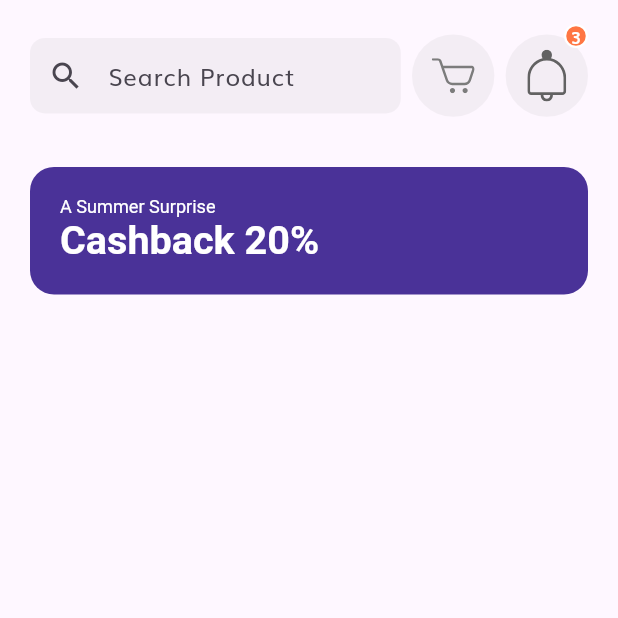
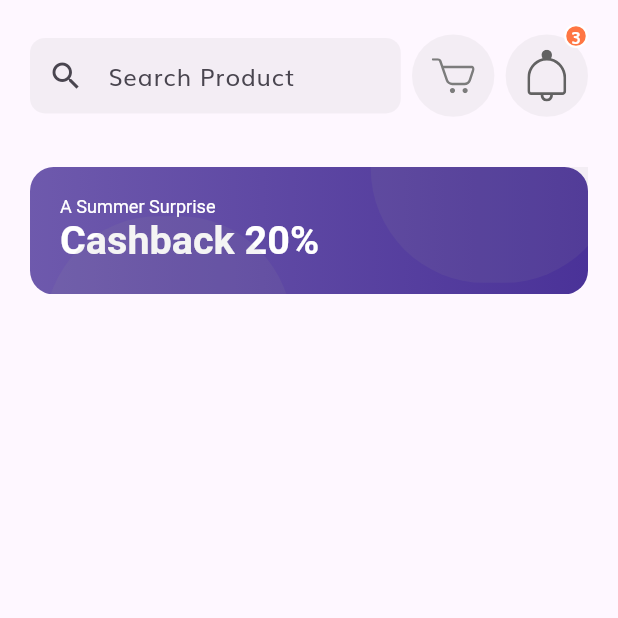
Before and after one commit to AbdelrhmanAmer/Complete-E-Commerce-Flutter-App-UI, a Flutter app: the HomeScreen screen opened by its route, on a phone screen of 412 x 824 dp, the top half of it. Run offline on Flutter 3.47's test engine with Material 3 defaults, Android fonts, the phone set to English and light mode, and no system bars; our stand-ins replace flutter_svg.

Commit message:
Home (Discount Banner background bubbles )

```diff
--- a/complete_commerce_app/lib/screens/home/coponenets/discount_banner.dart
+++ b/complete_commerce_app/lib/screens/home/coponenets/discount_banner.dart
@@ -10,14 +10,19 @@ class DiscountBanner extends StatelessWidget {
 
   @override
   Widget build(BuildContext context) {
-    return Container(
+    return Stack(
+      children: [
+        Container(
           width: double.infinity,
           padding: const EdgeInsets.symmetric(
             vertical: kDefaultPadding,
             horizontal: kDefaultPadding,
           ),
           decoration: BoxDecoration(
-        color: const Color(0xFF4A3298),
+            gradient: LinearGradient(colors: [
+              const Color(0xFF4A3298).withOpacity(.8),
+              const Color(0xFF4A3298),
+            ]),
             borderRadius: BorderRadius.circular(16),
           ),
           child: RichText(
@@ -35,6 +40,30 @@ class DiscountBanner extends StatelessWidget {
               ],
             ),
           ),
+        ),
+        Positioned(
+          right: -20,
+          top: -75,
+          child: Container(
+            height: getProportionateScreenHeight(150),
+            width: getProportionateScreenWidth(150),
+            decoration: BoxDecoration(
+                color: kSecondaryColor.withOpacity(.1),
+                borderRadius: BorderRadius.circular(150)),
+          ),
+        ),
+        Positioned(
+          bottom: -100,
+          left: 10,
+          child: Container(
+            height: getProportionateScreenHeight(150),
+            width: getProportionateScreenWidth(150),
+            decoration: BoxDecoration(
+                color: kSecondaryColor.withOpacity(.1),
+                borderRadius: BorderRadius.circular(150)),
+          ),
+        ),
+      ],
     );
   }
 }
```
Lines whose indentation alone changed are shown as unchanged.
